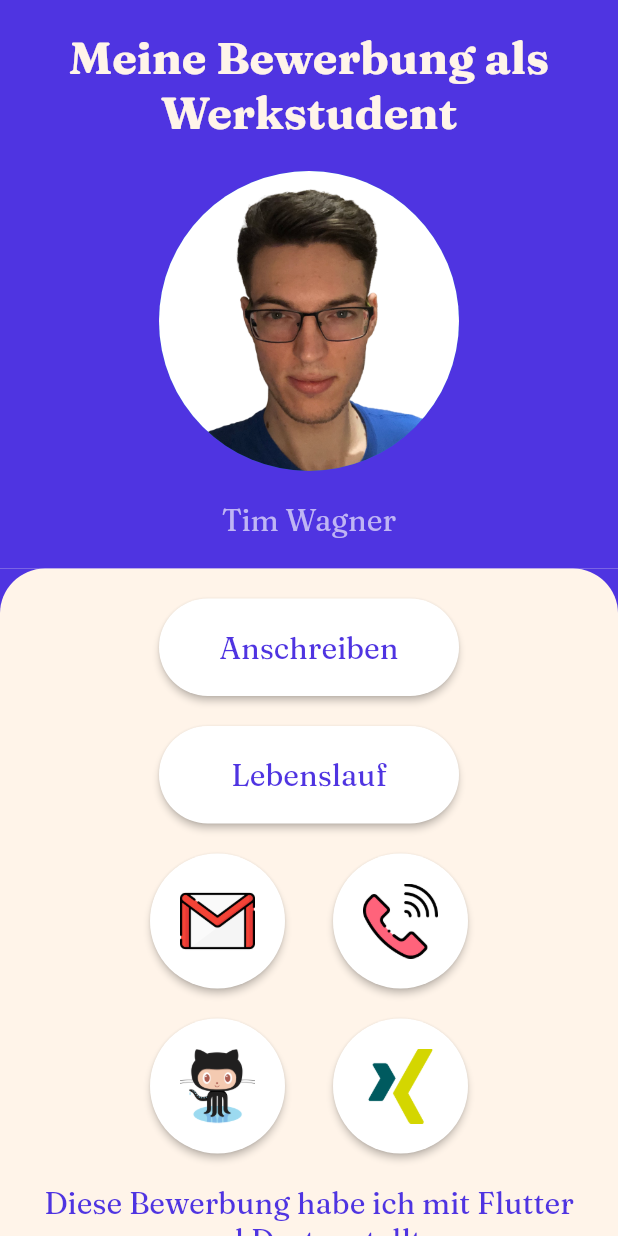
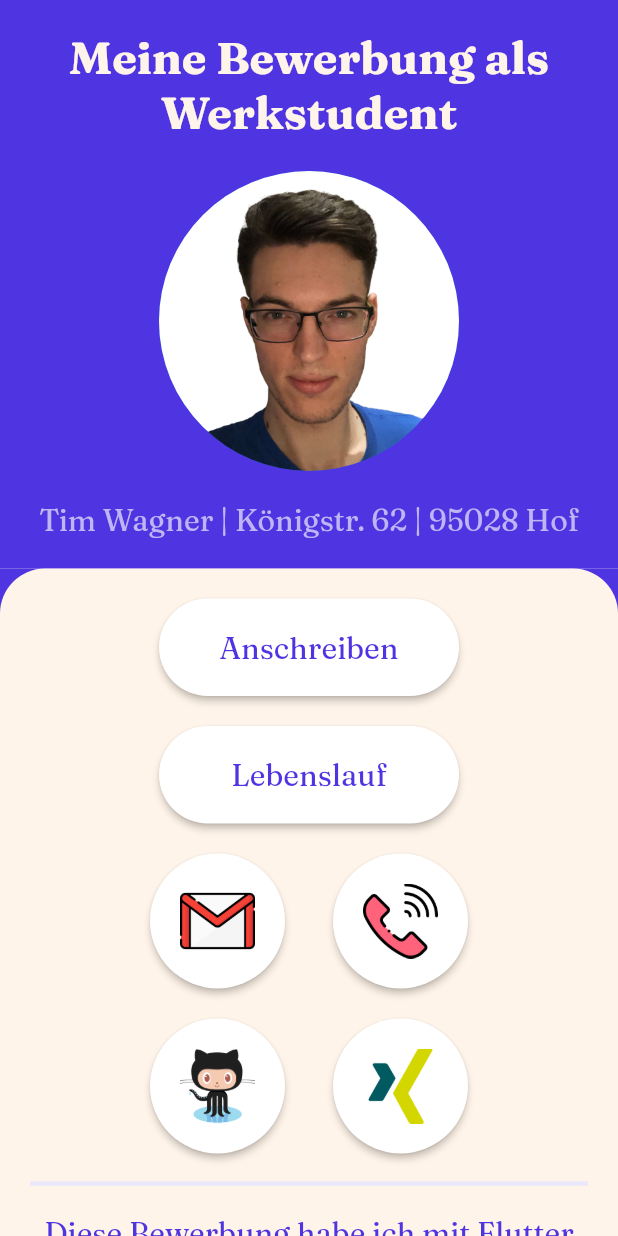
Before and after one commit to tim-w97/Bewerbung, a Flutter app: the screen it shows after launch, on a phone screen of 412 x 824 dp. Run offline on Flutter 3.47's test engine with Material 2 defaults, Android fonts, the phone set to English and light mode, and no system bars.

Commit message:
Adresse und Trennstrich zum Hauptbereich hinzugefügt

```diff
--- a/lib/screens/home.dart
+++ b/lib/screens/home.dart
@@ -54,7 +54,8 @@ class Home extends StatelessWidget {
                   Padding(
                     padding: const EdgeInsets.only(top: 20),
                     child: Text(
-                      "Tim Wagner",
+                      "Tim Wagner | Königstr. 62 | 95028 Hof",
+                      textAlign: TextAlign.center,
                       style: text_styles.medium.copyWith(color: colors.blue),
                     ),
                   ),
@@ -119,8 +120,9 @@ class Home extends StatelessWidget {
                           ],
                         ),
                       ),
+                    const Divider(),
                     const Padding(
-                      padding: EdgeInsets.symmetric(vertical: 20),
+                      padding: EdgeInsets.only(bottom: 20),
                       child: Text(
                         "Diese Bewerbung habe ich mit Flutter und Dart erstellt.",
                         textAlign: TextAlign.center,
```
Also changed, not shown: 3 other files.
